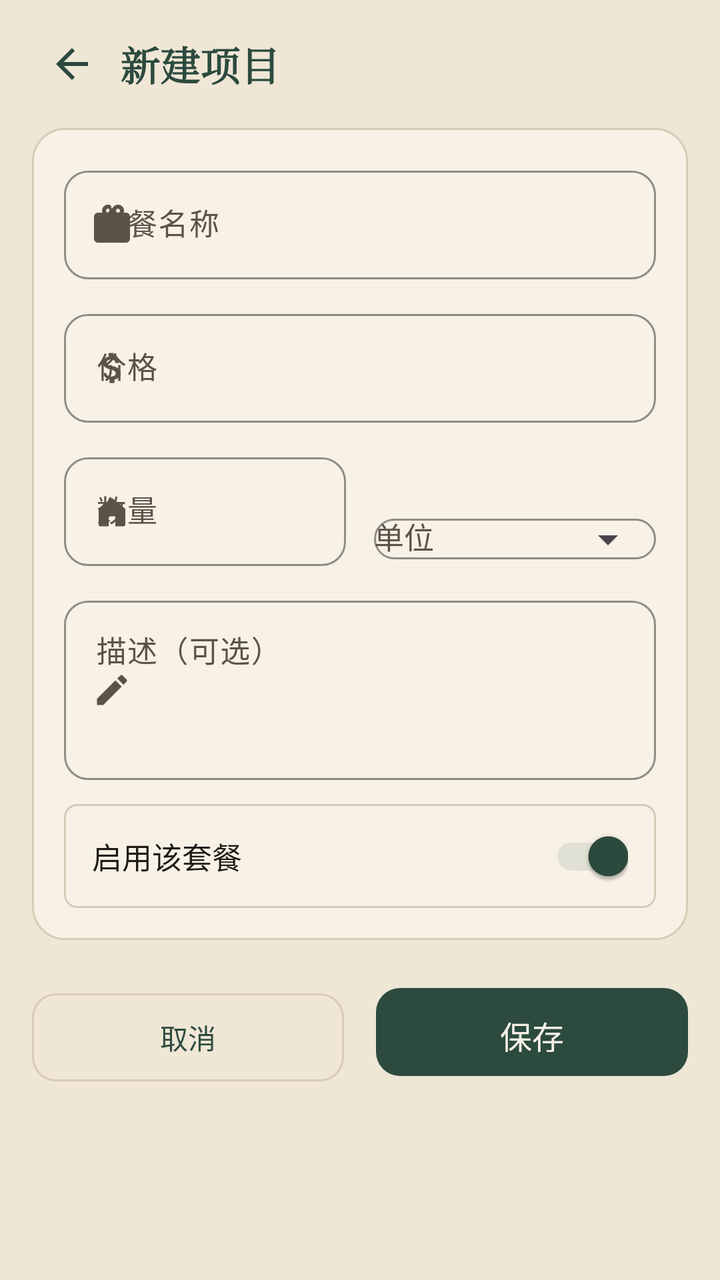
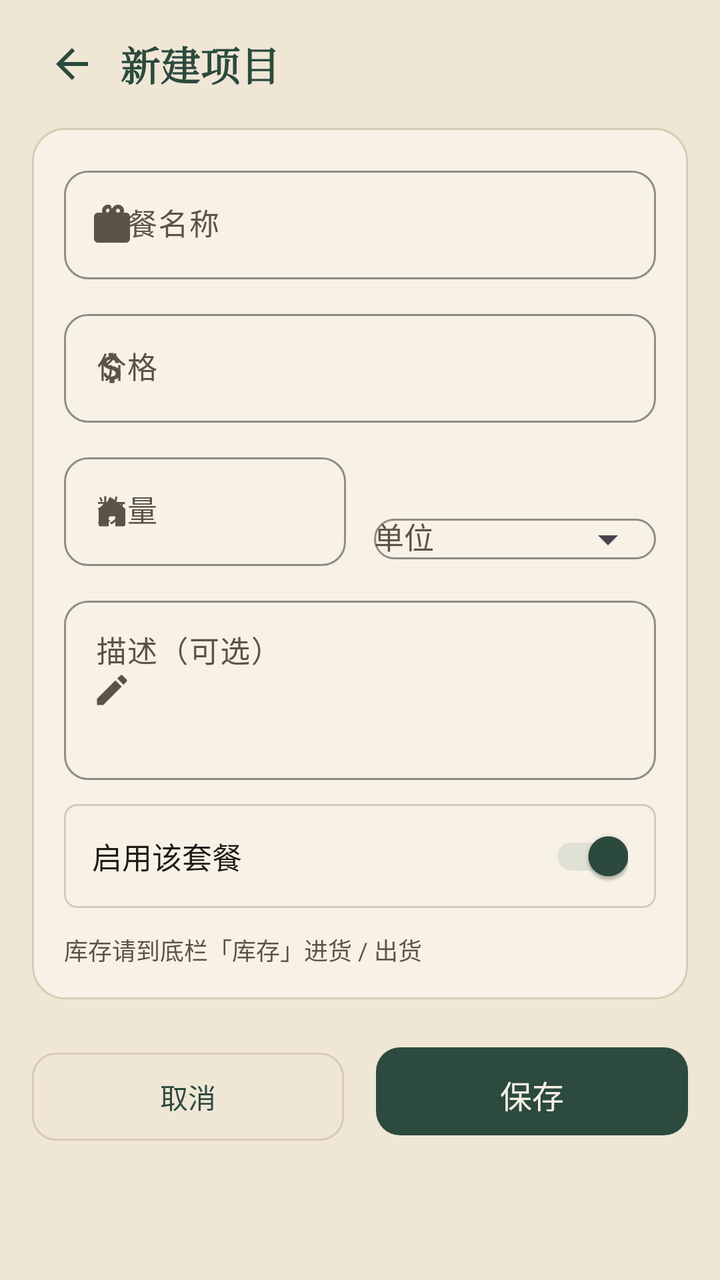

Screens rendered from an Android XML layout before and after an edit, with the pre-edit source and the edit as a unified diff.
<!-- AndroidManifest.xml: application theme Theme.HairClinic -->
<!-- res/layout/fragment_project_edit.xml -->
<?xml version="1.0" encoding="utf-8"?>
<ScrollView xmlns:android="http://schemas.android.com/apk/res/android"
    xmlns:app="http://schemas.android.com/apk/res-auto"
    android:layout_width="match_parent"
    android:layout_height="match_parent"
    android:background="@color/paper"
    android:fillViewport="true">

    <LinearLayout
        android:layout_width="match_parent"
        android:layout_height="wrap_content"
        android:orientation="vertical"
        android:paddingHorizontal="16dp"
        android:paddingTop="8dp"
        android:paddingBottom="24dp">

        <LinearLayout
            android:layout_width="match_parent"
            android:layout_height="48dp"
            android:gravity="center_vertical"
            android:orientation="horizontal">
            <ImageButton
                android:id="@+id/backBtn"
                android:layout_width="40dp"
                android:layout_height="40dp"
                android:background="?attr/selectableItemBackgroundBorderless"
                android:contentDescription="返回"
                android:padding="8dp"
                android:scaleType="centerInside"
                android:src="@drawable/ic_nav_back"
                app:tint="@color/pine" />
            <TextView
                android:id="@+id/pageTitle"
                android:layout_width="0dp"
                android:layout_height="wrap_content"
                android:layout_marginStart="4dp"
                android:layout_weight="1"
                android:fontFamily="serif"
                android:text="新建项目"
                android:textColor="@color/pine"
                android:textSize="20sp"
                android:textStyle="bold" />
        </LinearLayout>

        <LinearLayout
            android:layout_width="match_parent"
            android:layout_height="wrap_content"
            android:layout_marginTop="8dp"
            android:background="@drawable/bg_card"
            android:orientation="vertical"
            android:padding="16dp">

            <com.google.android.material.textfield.TextInputLayout
                style="@style/Widget.XinShang.TextInput"
                android:layout_width="match_parent"
                android:layout_height="wrap_content"
                android:hint="套餐名称"
                app:startIconDrawable="@drawable/ic_nav_projects">
                <com.google.android.material.textfield.TextInputEditText
                    android:id="@+id/inputName"
                    android:layout_width="match_parent"
                    android:layout_height="wrap_content"
                    android:inputType="text"
                    android:textColor="@color/ink"
                    android:textSize="15sp" />
            </com.google.android.material.textfield.TextInputLayout>

            <com.google.android.material.textfield.TextInputLayout
                style="@style/Widget.XinShang.TextInput"
                android:layout_width="match_parent"
                android:layout_height="wrap_content"
                android:layout_marginTop="12dp"
                android:hint="价格"
                app:startIconDrawable="@drawable/ic_form_price">
                <com.google.android.material.textfield.TextInputEditText
                    android:id="@+id/inputPrice"
                    android:layout_width="match_parent"
                    android:layout_height="wrap_content"
                    android:inputType="numberDecimal"
                    android:textColor="@color/ink"
                    android:textSize="15sp" />
            </com.google.android.material.textfield.TextInputLayout>

            <LinearLayout
                android:layout_width="match_parent"
                android:layout_height="wrap_content"
                android:layout_marginTop="12dp"
                android:orientation="horizontal">

                <com.google.android.material.textfield.TextInputLayout
                    style="@style/Widget.XinShang.TextInput"
                    android:layout_width="0dp"
                    android:layout_height="wrap_content"
                    android:layout_marginEnd="7dp"
                    android:layout_weight="1"
                    android:hint="数量"
                    app:startIconDrawable="@drawable/ic_form_graft">
                    <com.google.android.material.textfield.TextInputEditText
                        android:id="@+id/inputGraft"
                        android:layout_width="match_parent"
                        android:layout_height="wrap_content"
                        android:inputType="number"
                        android:textColor="@color/ink"
                        android:textSize="15sp" />
                </com.google.android.material.textfield.TextInputLayout>

                <com.google.android.material.textfield.TextInputLayout
                    style="@style/Widget.XinShang.TextInput"
                    android:layout_width="0dp"
                    android:layout_height="wrap_content"
                    android:layout_marginStart="7dp"
                    android:layout_weight="1"
                    android:hint="单位"
                    app:endIconMode="dropdown_menu">
                    <com.google.android.material.textfield.MaterialAutoCompleteTextView
                        android:id="@+id/inputUnit"
                        android:layout_width="match_parent"
                        android:layout_height="wrap_content"
                        android:inputType="none"
                        android:textColor="@color/ink"
                        android:textSize="15sp" />
                </com.google.android.material.textfield.TextInputLayout>
            </LinearLayout>

            <com.google.android.material.textfield.TextInputLayout
                style="@style/Widget.XinShang.TextInput"
                android:layout_width="match_parent"
                android:layout_height="wrap_content"
                android:layout_marginTop="12dp"
                android:hint="描述（可选）"
                app:startIconDrawable="@drawable/ic_form_note">
                <com.google.android.material.textfield.TextInputEditText
                    android:id="@+id/inputDesc"
                    android:layout_width="match_parent"
                    android:layout_height="wrap_content"
                    android:gravity="top"
                    android:inputType="textMultiLine"
                    android:minLines="3"
                    android:textColor="@color/ink"
                    android:textSize="15sp" />
            </com.google.android.material.textfield.TextInputLayout>

            <LinearLayout
                android:layout_width="match_parent"
                android:layout_height="52dp"
                android:layout_marginTop="12dp"
                android:background="@drawable/bg_form_panel"
                android:gravity="center_vertical"
                android:orientation="horizontal"
                android:paddingHorizontal="14dp">
                <TextView
                    android:layout_width="0dp"
                    android:layout_height="wrap_content"
                    android:layout_weight="1"
                    android:text="启用该套餐"
                    android:textColor="@color/ink"
                    android:textSize="15sp" />
                <com.google.android.material.switchmaterial.SwitchMaterial
                    android:id="@+id/inputActive"
                    android:layout_width="wrap_content"
                    android:layout_height="wrap_content"
                    android:checked="true"
                    app:thumbTint="@color/pine"
                    app:trackTint="@color/pine_soft" />
            </LinearLayout>
        </LinearLayout>

        <LinearLayout
            android:layout_width="match_parent"
            android:layout_height="wrap_content"
            android:layout_marginTop="20dp"
            android:orientation="horizontal">
            <com.google.android.material.button.MaterialButton
                android:id="@+id/cancelBtn"
                style="@style/Widget.XinShang.Button.Ghost"
                android:layout_width="0dp"
                android:layout_height="52dp"
                android:layout_marginEnd="8dp"
                android:layout_weight="1"
                android:text="取消" />
            <com.google.android.material.button.MaterialButton
                android:id="@+id/saveBtn"
                android:layout_width="0dp"
                android:layout_height="52dp"
                android:layout_marginStart="8dp"
                android:layout_weight="1"
                android:text="保存"
                android:textSize="16sp"
                app:backgroundTint="@color/pine"
                app:cornerRadius="12dp" />
        </LinearLayout>
    </LinearLayout>
</ScrollView>
<!-- resources referenced by this layout -->
<resources>
  <color name="ink">#1F1A14</color>
  <color name="paper">#EFE6D6</color>
  <color name="pine">#2C4A3E</color>
  <color name="pine_soft">#1A2C4A3E</color>
  <!-- drawable bg_card (drawable) -->
  <?xml version="1.0" encoding="utf-8"?>
  <shape xmlns:android="http://schemas.android.com/apk/res/android">
      <solid android:color="@color/paper2" />
      <stroke android:width="1dp" android:color="@color/line" />
      <corners android:radius="16dp" />
  </shape>
  <!-- drawable bg_form_panel (drawable) -->
  <?xml version="1.0" encoding="utf-8"?>
  <shape xmlns:android="http://schemas.android.com/apk/res/android">
      <solid android:color="@color/paper2" />
      <stroke android:width="1dp" android:color="@color/line" />
      <corners android:radius="6dp" />
  </shape>
  <!-- drawable ic_form_graft (drawable) -->
  <?xml version="1.0" encoding="utf-8"?>
  <vector xmlns:android="http://schemas.android.com/apk/res/android"
      android:width="20dp"
      android:height="20dp"
      android:viewportWidth="24"
      android:viewportHeight="24">
      <path
          android:fillColor="#5C5348"
          android:pathData="M4,10.5L12,4l8,6.5V20c0,0.55 -0.45,1 -1,1h-5v-6H10v6H5c-0.55,0 -1,-0.45 -1,-1v-9.5z" />
  </vector>
  <!-- drawable ic_form_note (drawable) -->
  <?xml version="1.0" encoding="utf-8"?>
  <vector xmlns:android="http://schemas.android.com/apk/res/android"
      android:width="20dp"
      android:height="20dp"
      android:viewportWidth="24"
      android:viewportHeight="24">
      <path
          android:fillColor="#5C5348"
          android:pathData="M3,17.25V21h3.75L17.81,9.94l-3.75,-3.75L3,17.25zM20.71,7.04c0.39,-0.39 0.39,-1.02 0,-1.41l-2.34,-2.34c-0.39,-0.39 -1.02,-0.39 -1.41,0l-1.83,1.83 3.75,3.75 1.83,-1.83z" />
  </vector>
  <!-- drawable ic_nav_back (drawable) -->
  <?xml version="1.0" encoding="utf-8"?>
  <vector xmlns:android="http://schemas.android.com/apk/res/android"
      android:width="24dp"
      android:height="24dp"
      android:viewportWidth="24"
      android:viewportHeight="24">
      <path
          android:fillColor="#1F1A14"
          android:pathData="M20,11H7.83l5.59,-5.59L12,4l-8,8 8,8 1.41,-1.41L7.83,13H20v-2z" />
  </vector>
  <style name="Widget.XinShang.Button.Ghost" parent="Widget.Material3.Button.OutlinedButton">
          <item name="strokeColor">@color/line</item>
          <item name="strokeWidth">1dp</item>
          <item name="android:textColor">@color/pine</item>
          <item name="cornerRadius">12dp</item>
          <item name="android:textAllCaps">false</item>
          <item name="android:letterSpacing">0</item>
      </style>
  <color name="paper2">#F7F1E6</color>
  <color name="line">#D7CBB6</color>
  <color name="ink_soft">#5C5348</color>
  <color name="pine2">#3D6656</color>
  <color name="cinnabar">#B4452A</color>
  <style name="Widget.XinShang.Button" parent="Widget.Material3.Button">
          <item name="backgroundTint">@color/pine</item>
          <item name="android:textColor">@color/paper2</item>
          <item name="cornerRadius">12dp</item>
          <item name="android:paddingTop">12dp</item>
          <item name="android:paddingBottom">12dp</item>
          <item name="android:textAllCaps">false</item>
          <item name="android:letterSpacing">0</item>
      </style>
  <style name="ThemeOverlay.XinShang.Dialog" parent="ThemeOverlay.Material3.MaterialAlertDialog">
          <item name="colorPrimary">@color/pine</item>
          <item name="colorSurface">@color/paper2</item>
          <item name="colorOnSurface">@color/ink</item>
      </style>
  <!-- unchanged entries left out for length: 4 -->
</resources>

<!-- the commit's change to res/layout/fragment_project_edit.xml (unified diff, before → after) -->
@@ -163,6 +163,14 @@
                     app:thumbTint="@color/pine"
                     app:trackTint="@color/pine_soft" />
             </LinearLayout>
+            <TextView
+                android:id="@+id/stockHint"
+                android:layout_width="match_parent"
+                android:layout_height="wrap_content"
+                android:layout_marginTop="12dp"
+                android:text="库存请到底栏「库存」进货 / 出货"
+                android:textColor="@color/ink_soft"
+                android:textSize="12sp" />
         </LinearLayout>
 
         <LinearLayout
